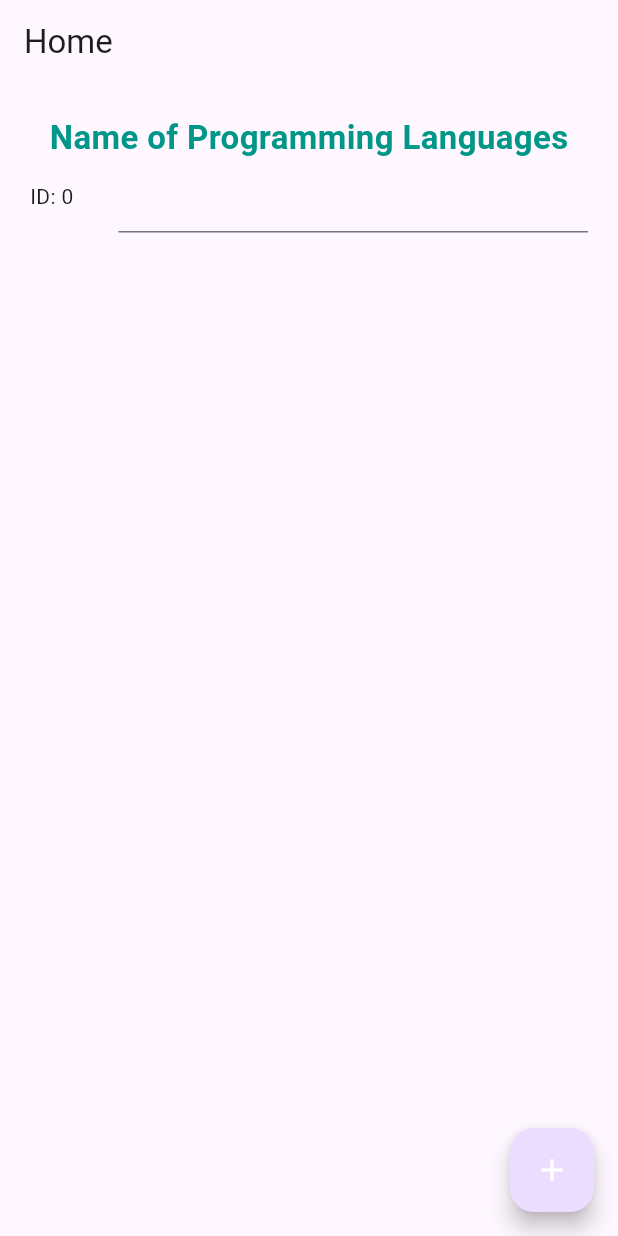
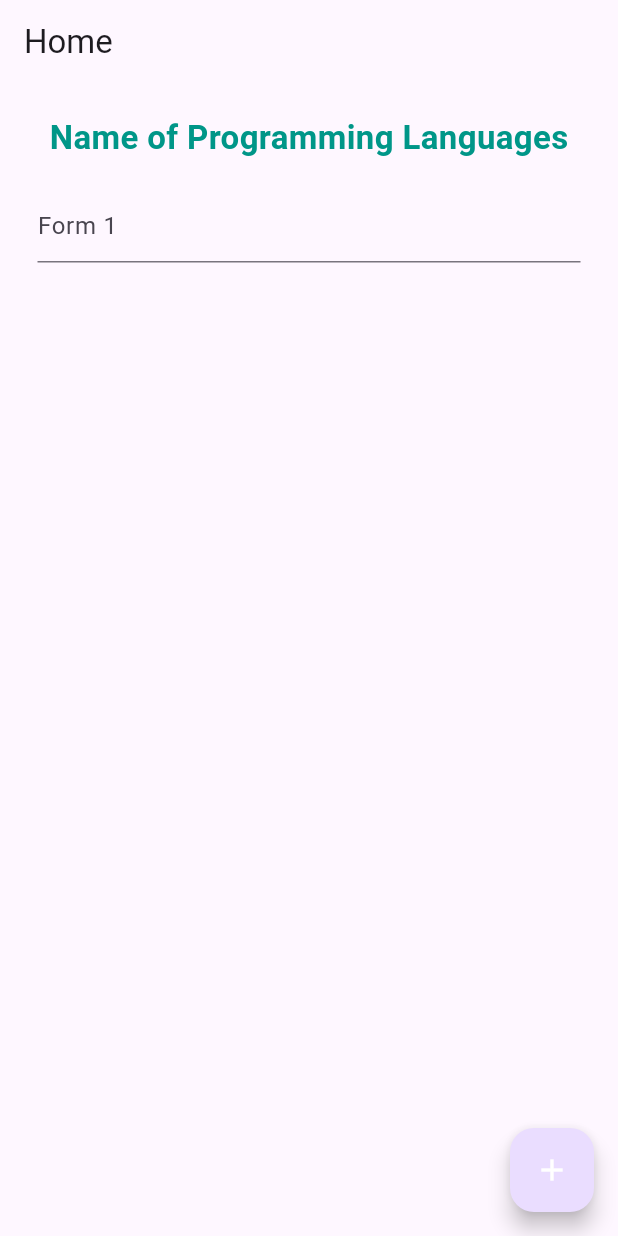
Before and after one commit to iamVictorSam/flutter-dynamic-forms, a Flutter app: the screen it shows after launch, after a tap on the "add" icon, on a phone screen of 412 x 824 dp. Run offline on Flutter 3.47's test engine with Material 2 defaults, Android fonts, the phone set to English and light mode, and no system bars.

```diff
--- a/lib/home.dart
+++ b/lib/home.dart
@@ -26,7 +26,7 @@ class _HomeScreenState extends State<HomeScreen> {
       ),
       body: SingleChildScrollView(
         child: Padding(
-          padding: const EdgeInsets.symmetric(horizontal: 20.0),
+          padding: const EdgeInsets.symmetric(horizontal: 25.0),
           child: Column(
             crossAxisAlignment: CrossAxisAlignment.center,
             children: <Widget>[
@@ -36,10 +36,11 @@ class _HomeScreenState extends State<HomeScreen> {
                       fontWeight: FontWeight.bold,
                       color: Colors.teal,
                       fontSize: 22)),
-              ...List.generate(_formCount, (index) => _row(index)),
+              const SizedBox(height: 20),
+              ...List.generate(_formCount, (index) => _form(index)),
               const SizedBox(height: 10),
               Text(_result!),
-              const SizedBox(height: 50),
+              const SizedBox(height: 30),
             ],
           ),
         ),
@@ -47,37 +48,31 @@ class _HomeScreenState extends State<HomeScreen> {
     );
   }
 
-  Widget _row(int key) {
-    return Row(
-      children: [
-        Text('ID: $key'),
-        const SizedBox(
-          width: 30,
-        ),
-        Expanded(child: TextFormField(
-          onChanged: (val) {
-            _onUpdate(key, val);
-          },
-        )),
-      ],
+  Widget _form(int key) {
+    return Padding(
+      padding: const EdgeInsets.only(bottom: 10.0),
+      child: TextFormField(
+        decoration: InputDecoration(hintText: 'Form ${key + 1}'),
+        onChanged: (val) => _onUpdate(key, val),
+      ),
     );
   }
 
   _onUpdate(int key, String val) {
     void addJson() {
       Map<String, dynamic> json = {'id': key, 'value': val};
-      _values!.add(json);
+      _values.add(json);
       setState(() {
         _result = _values.toString();
       });
     }
 
-    if (_values!.isEmpty) {
+    if (_values.isEmpty) {
       addJson();
     } else {
-      for (var map in _values!) {
+      for (var map in _values) {
         if (map["id"] == key) {
-          _values![key]['value'] = val;
+          _values[key]['value'] = val;
           setState(() {
             _result = _values.toString();
           });
@@ -85,8 +80,8 @@ class _HomeScreenState extends State<HomeScreen> {
         }
       }
 
-      for (var map in _values!) {
-        for (var map in _values!) {
+      for (var map in _values) {
+        for (var map in _values) {
           if (map["id"] == key) {
             return;
           }
--- a/lib/main.dart
+++ b/lib/main.dart
@@ -14,7 +14,7 @@ class MyApp extends StatelessWidget {
     return MaterialApp(
       title: 'Flutter Dynamic Form',
       theme: ThemeData(
-        primarySwatch: Colors.blue,
+        primarySwatch: Colors.teal,
         useMaterial3: true,
       ),
       home: const HomeScreen(),
```
